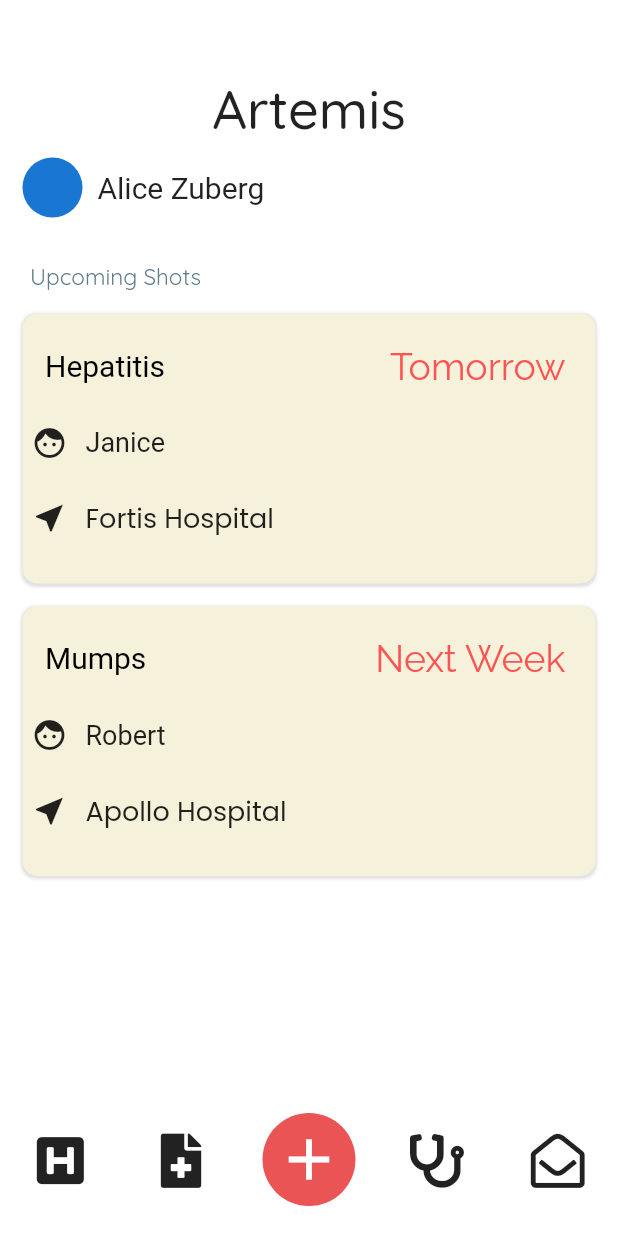
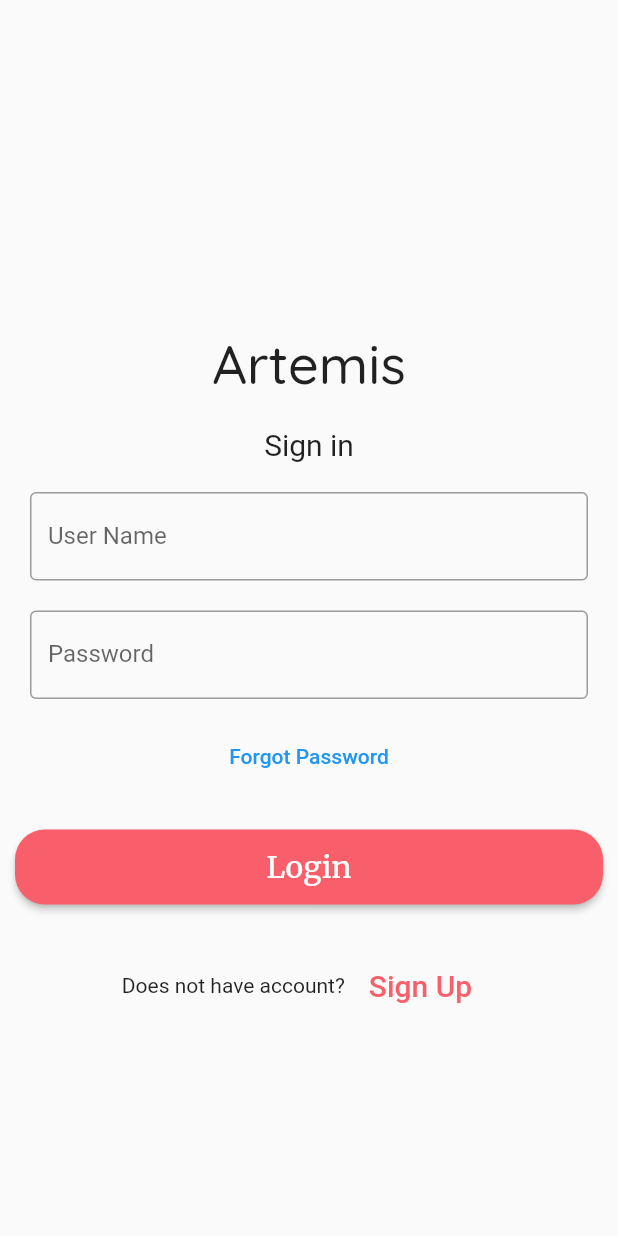
Before and after one commit to sayanmaiti2/artemis_flutter, a Flutter app: the screen it shows after launch, on a phone screen of 412 x 824 dp. Run offline on Flutter 3.47's test engine with Material 2 defaults, Android fonts, the phone set to English and light mode, and no system bars; our stand-ins replace font_awesome_flutter, google_fonts; Roboto replaces fonts that are missing (Ubuntu).

Commit message:
Added Login Screen

```diff
--- a/lib/main.dart
+++ b/lib/main.dart
@@ -1,5 +1,5 @@
+import 'package:artemis_flutter/screens/login_screen.dart';
 import 'package:flutter/material.dart';
-import 'package:artemis_flutter/screens/home_screen.dart';
 
 void main() {
   runApp(MyApp());
@@ -9,7 +9,7 @@ class MyApp extends StatelessWidget {
   @override
   Widget build(BuildContext context) {
     return MaterialApp(
-      home: HomeScreen(),
+      home: LoginScreen(),
     );
   }
 }
--- a/lib/screens/home_screen.dart
+++ b/lib/screens/home_screen.dart
@@ -17,7 +17,12 @@ class HomeScreen extends StatelessWidget {
             IconButton(
               icon: FaIcon(FontAwesomeIcons.hSquare),
               iconSize: 36.0,
-              onPressed: () {},
+              onPressed: () {
+                Navigator.push(
+                  context,
+                  MaterialPageRoute(builder: (context) => HomeScreen()),
+                );
+              },
             ),
             IconButton(
               icon: FaIcon(FontAwesomeIcons.fileMedical),
@@ -91,7 +96,7 @@ class HomeScreen extends StatelessWidget {
             ),
           ),
           VaccineCard('Hepatitis', 'Tomorrow', 'Janice', 'Fortis Hospital'),
-          VaccineCard('Mumps', 'Next Week', 'Robert', 'Apollo Hospital')
+          VaccineCard('Mumps', 'Next Week', 'Robert', 'Apollo Hospital'),
         ],
       ),
     );
--- /dev/null
+++ b/lib/screens/login_screen.dart
@@ -0,0 +1,126 @@
+import 'package:flutter/material.dart';
+import 'package:google_fonts/google_fonts.dart';
+import 'package:artemis_flutter/screens/home_screen.dart';
+
+class LoginScreen extends StatefulWidget {
+  @override
+  _State createState() => _State();
+}
+
+class _State extends State<LoginScreen> {
+  TextEditingController nameController = TextEditingController();
+  TextEditingController passwordController = TextEditingController();
+
+  @override
+  Widget build(BuildContext context) {
+    return Scaffold(
+      body: Padding(
+        padding: EdgeInsets.all(10),
+        child: ListView(
+          children: <Widget>[
+            SizedBox(
+              height: 200,
+            ),
+            Container(
+              alignment: Alignment.center,
+              padding: EdgeInsets.all(10),
+              child: Text(
+                'Artemis',
+                style: GoogleFonts.quicksand(
+                  fontSize: 36,
+                  fontWeight: FontWeight.w500,
+                ),
+              ),
+            ),
+            Container(
+              alignment: Alignment.center,
+              padding: EdgeInsets.all(10),
+              child: Text(
+                'Sign in',
+                style: TextStyle(fontSize: 20),
+              ),
+            ),
+            Container(
+              padding: EdgeInsets.all(10),
+              child: TextField(
+                controller: nameController,
+                decoration: InputDecoration(
+                  border: OutlineInputBorder(),
+                  labelText: 'User Name',
+                ),
+              ),
+            ),
+            Container(
+              padding: EdgeInsets.fromLTRB(10, 10, 10, 0),
+              child: TextField(
+                obscureText: true,
+                controller: passwordController,
+                decoration: InputDecoration(
+                  border: OutlineInputBorder(),
+                  labelText: 'Password',
+                ),
+              ),
+            ),
+            SizedBox(
+              height: 14,
+            ),
+            FlatButton(
+              onPressed: () {
+                //forgot password screen
+              },
+              textColor: Colors.blue,
+              child: Text('Forgot Password'),
+            ),
+            SizedBox(
+              height: 25,
+            ),
+            ButtonTheme(
+              minWidth: 80,
+              height: 50,
+              child: RaisedButton(
+                textColor: Colors.white,
+                color: Color(0xfff85f6a),
+                shape: RoundedRectangleBorder(
+                  borderRadius: BorderRadius.circular(20),
+                ),
+                child: Text(
+                  'Login',
+                  style: GoogleFonts.merriweather(fontSize: 20),
+                ),
+                onPressed: () {
+                  print(nameController.text);
+                  print(passwordController.text);
+                  Navigator.push(
+                    context,
+                    MaterialPageRoute(builder: (context) => HomeScreen()),
+                  );
+                },
+              ),
+            ),
+            SizedBox(
+              height: 30,
+            ),
+            Container(
+              child: Row(
+                mainAxisAlignment: MainAxisAlignment.center,
+                children: <Widget>[
+                  Text('Does not have account?'),
+                  FlatButton(
+                    textColor: Color(0xfff85f6a),
+                    child: Text(
+                      'Sign Up',
+                      style: TextStyle(fontSize: 20),
+                    ),
+                    onPressed: () {
+                      //Go to HomeScreen
+                    },
+                  )
+                ],
+              ),
+            )
+          ],
+        ),
+      ),
+    );
+  }
+}
```
